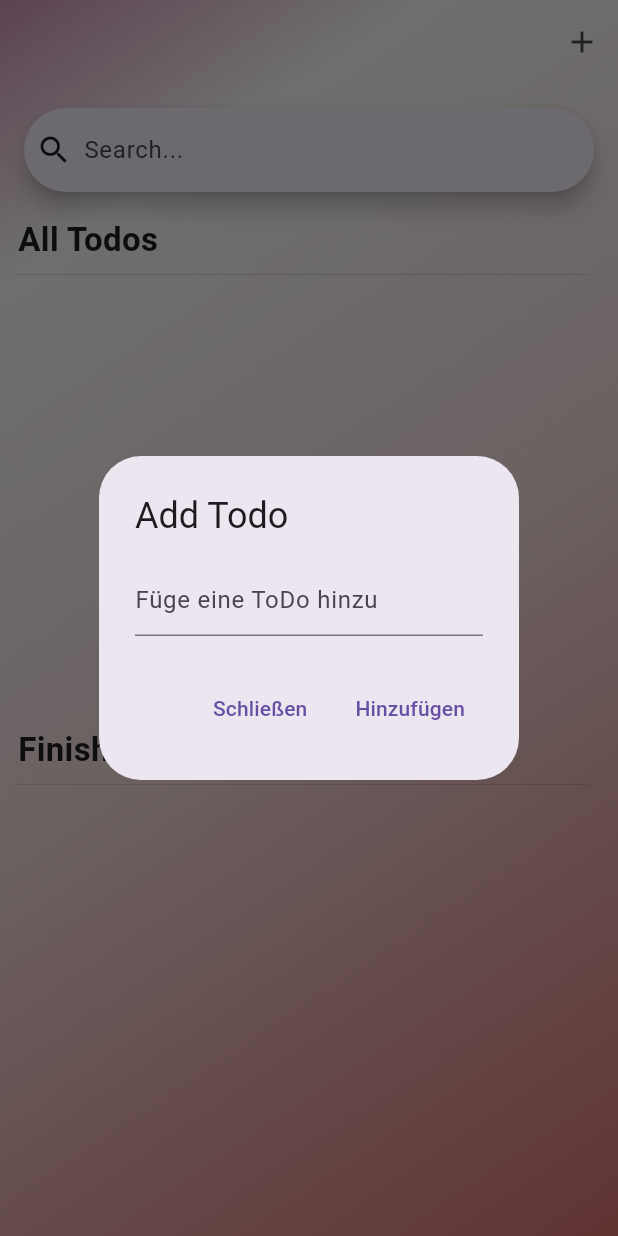
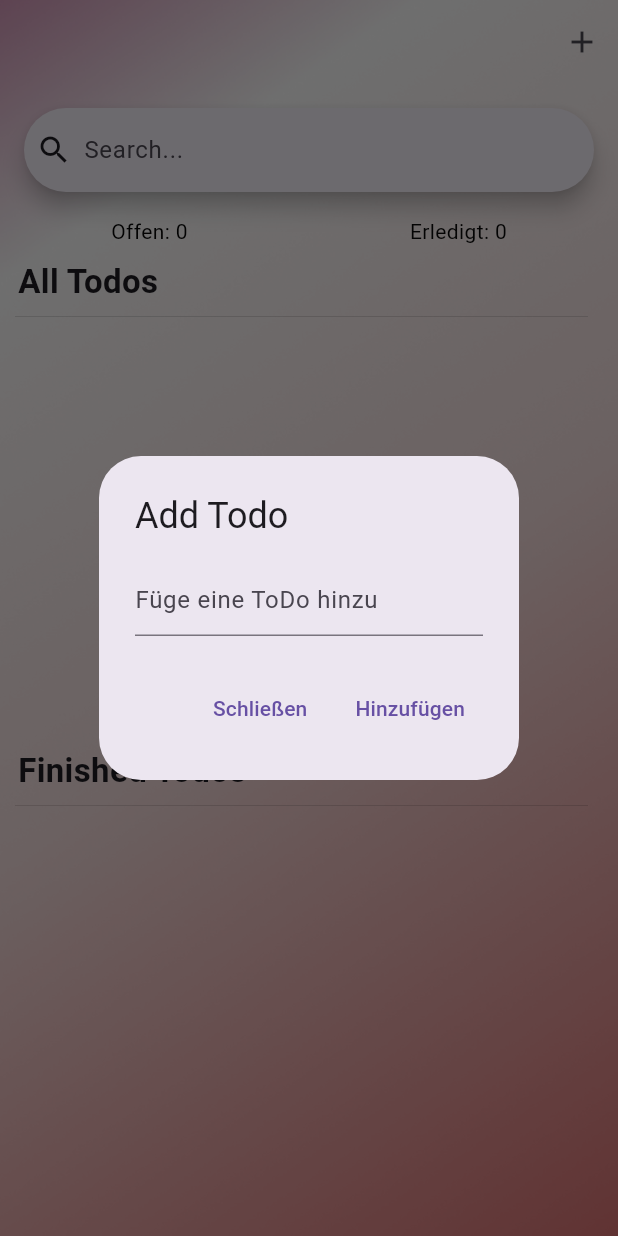
Before and after one commit to Merhinio/todo, a Flutter app: the screen it shows after launch, after a tap on the "add" icon, on a phone screen of 412 x 824 dp. Run offline on Flutter 3.47's test engine with Material 3 defaults, Android fonts, the phone set to English and light mode, and no system bars; our stand-ins replace shared_preferences.

```diff
--- a/lib/Presentation/home.dart
+++ b/lib/Presentation/home.dart
@@ -1,38 +1,29 @@
 import 'package:flutter/material.dart';
-import 'package:todo/Repository/repository.dart';
+
+import 'package:todo/Repository/todo_provider.dart';
 import 'package:todo/models/todo.dart';
 import 'package:todo/styles/customstyle.dart';
 import 'package:intl/intl.dart';
 import 'package:provider/provider.dart';
 
-
-
 import 'package:todo/styles/textstyle.dart';
+import 'package:todo/widgets/todo_count.dart';
 
 class MyHome extends StatefulWidget {
-  const MyHome({super.key});
+  @override
+  State<MyHome> createState() => _MyHomeState();
+}
+
+class _MyHomeState extends State<MyHome> {
+  final TextEditingController todoController = TextEditingController();
 
   @override
-  State<MyHome> createState() => _MyHomeState();
-
+  void initState() {
+    super.initState();
+    Provider.of<TodoProvider>(context, listen: false).loadTodos();
   }
 
-
-class _MyHomeState extends State<MyHome> {
-  TextEditingController todoController = TextEditingController();
-
-
-
-
-
-
-  @override
-  void dispose() {
-    todoController.dispose();
-    super.dispose();
-  }
-
-  void alertDialog() {
+  void alertDialog(BuildContext context) {
     showDialog(
       context: context,
       builder: (BuildContext context) => AlertDialog(
@@ -55,26 +46,34 @@ class _MyHomeState extends State<MyHome> {
           ),
           TextButton(
             onPressed: () {
-                      setState(() {
               final newTodo = Todo(
                 title: todoController.text,
                 creationDate: DateTime.now(),
               );
-                        context.read<TodoProvider>().addTodo(newTodo);
+              Provider.of<TodoProvider>(context, listen: false)
+                  .addTodo(newTodo);
               todoController.clear();
               Navigator.of(context).pop();
-                      });
             },
-                    child: const Text('Hinzufügen'))
+            child: const Text('Hinzufügen'),
+          ),
         ],
-            ));
+      ),
+    );
   }
 
   @override
   Widget build(BuildContext context) {
-    final todoProvider = context.watch<TodoProvider>();
+    final todoProvider = Provider.of<TodoProvider>(context);
+    final createdTodos =
+        todoProvider.todos.where((todo) => !todo.isDone).toList();
+    final finishedTodos =
+        todoProvider.todos.where((todo) => todo.isDone).toList();
+    int openTodosCount = todoProvider.openTodosCount;
+    int completedTodosCount = todoProvider.completedTodosCount;
 
-    return Stack(children: [
+    return Stack(
+      children: [
         Container(
           decoration: customBackground,
         ),
@@ -85,7 +84,7 @@ class _MyHomeState extends State<MyHome> {
             actions: [
               IconButton(
                 icon: const Icon(Icons.add),
-              onPressed: alertDialog,
+                onPressed: () => alertDialog(context),
               ),
             ],
           ),
@@ -98,6 +97,10 @@ class _MyHomeState extends State<MyHome> {
                   hintText: 'Search...',
                   leading: Icon(Icons.search),
                 ),
+              ),
+              TodoCountRow(
+                openTodosCount: openTodosCount,
+                completedTodosCount: completedTodosCount,
               ),
               Padding(
                 padding: const EdgeInsets.symmetric(horizontal: 12.0),
@@ -112,33 +115,27 @@ class _MyHomeState extends State<MyHome> {
                 endIndent: 20,
                 indent: 10,
               ),
-            Consumer<TodoProvider>(
-              builder: (context, todoProvider, child) {
-                return Expanded(
+              Expanded(
                 child: ListView.builder(
-                    itemCount: todoProvider.createdTodos.length,
+                  itemCount: createdTodos.length,
                   itemBuilder: (context, index) {
-                      final item = todoProvider.createdTodos[index];
-                      String formattedDate = DateFormat('yyyy-MM-dd – kk:mm').format(item.creationDate);
+                    final item = createdTodos[index];
                     return ListTile(
                       title: Text(item.title),
-                        subtitle: Text('Erstellt am: $formattedDate'),
+                      subtitle: Text(
+                        item.finishDate != null
+                            ? 'Erledigt am: ${(item.finishDate!)} ${(item.finishDate!)}'
+                            : 'Noch nicht erledigt',
+                      ),
                       trailing: Checkbox(
                         value: item.isDone,
                         onChanged: (value) {
-                            setState(() {
-                              item.isDone = value!;
-                              if (item.isDone) {
-                                todoProvider.finishTodo(item);
-                              }
-                            });
+                          todoProvider.setTodoStatus(item, value!);
                         },
                       ),
                     );
                   },
                 ),
-                );
-              },
               ),
               Padding(
                 padding: const EdgeInsets.symmetric(horizontal: 12.0),
@@ -153,37 +150,30 @@ class _MyHomeState extends State<MyHome> {
                 endIndent: 20,
                 indent: 10,
               ),
-            Consumer<TodoProvider>(
-              builder: (context, todoProvider, child) {
-                return Expanded(
+              Expanded(
                 child: ListView.builder(
-                    itemCount: todoProvider.finishedTodos.length,
+                  itemCount: finishedTodos.length,
                   itemBuilder: (context, index) {
-                      final item = todoProvider.finishedTodos[index];
-                      String formattedDate = DateFormat('yyyy-MM-dd – kk:mm').format(item.creationDate);
+                    final item = finishedTodos[index];
+                    String formattedDate = DateFormat('yyyy-MM-dd – kk:mm')
+                        .format(item.creationDate);
                     return ListTile(
                       title: Text(item.title),
-                        subtitle: Text('Erstellt am: $formattedDate'),
+                      subtitle: Text('Erledigt am: $formattedDate'),
                       trailing: Checkbox(
                         value: item.isDone,
                         onChanged: (value) {
-                            setState(() {
-                              item.isDone = value!;
-                              if (!item.isDone) {
-                                todoProvider.addTodo(item);
-                              }
-                            });
+                          todoProvider.setTodoStatus(item, value!);
                         },
                       ),
                     );
                   },
                 ),
-                );
-              },
               ),
             ],
           ),
         ),
-    ]);
+      ],
+    );
   }
 }
--- /dev/null
+++ b/lib/Repository/todo_storage.dart
@@ -0,0 +1,28 @@
+import 'dart:convert';
+import 'package:shared_preferences/shared_preferences.dart';
+import 'package:todo/models/todo.dart';
+
+
+class TodoStorage {
+  Future<List<Todo>> getTodos() async {
+    final prefs = await SharedPreferences.getInstance();
+    final todoString = prefs.getString('todo');
+    if (todoString == null) return [];
+
+    final decodedJson = jsonDecode(todoString);
+    if (decodedJson is List) {
+      return decodedJson.map((e) => Todo.fromJson(e)).toList();
+    } else if (decodedJson is Map<String, dynamic>) {
+      return [Todo.fromJson(decodedJson)];
+    } else {
+      return [];
+    }
+  }
+
+  Future<void> saveTodos(List<Todo> todos) async {
+    final prefs = await SharedPreferences.getInstance();
+    final jsonList = todos.map((e) => e.toJson()).toList();
+    final jsonString = jsonEncode(jsonList);
+    await prefs.setString('todo', jsonString);
+  }
+}
--- a/lib/app.dart
+++ b/lib/app.dart
@@ -9,7 +9,7 @@ class MainApp extends StatelessWidget {
 
   @override
   Widget build(BuildContext context) {
-    return   const MaterialApp(
+    return  MaterialApp(
       debugShowCheckedModeBanner: false,
       home: MyHome(),
     );
--- a/lib/main.dart
+++ b/lib/main.dart
@@ -1,8 +1,8 @@
 import 'package:flutter/material.dart';
 import 'package:todo/Presentation/home.dart';
-import 'package:todo/Repository/repository.dart';
+import 'package:todo/Repository/todo_provider.dart';
 import 'package:provider/provider.dart';
 
 void main() {
-  runApp(ChangeNotifierProvider(create: (context) => TodoProvider(), child: MaterialApp(home: MyHome(), debugShowCheckedModeBanner: false)));
+  runApp(ChangeNotifierProvider(create: (context) => TodoProvider(), child:  MaterialApp(home: MyHome(), debugShowCheckedModeBanner: false)));
 }
--- a/lib/models/todo.dart
+++ b/lib/models/todo.dart
@@ -1,14 +1,22 @@
 class Todo {
   String title;
   DateTime creationDate;
-  DateTime? finishDate;
   bool isDone;
+  DateTime? finishDate; // Hier hinzugefügt
 
-  Todo({
-    required this.title,
-    required this.creationDate,
-   this.finishDate,
-    this.isDone = false,
-  });
+  Todo({required this.title, required this.creationDate, this.isDone = false, this.finishDate});
 
+  Map<String, dynamic> toJson() => {
+    'title': title,
+    'creationDate': creationDate.toIso8601String(),
+    'isDone': isDone,
+    'finishDate': finishDate?.toIso8601String(), // Hier hinzugefügt
+  };
+
+  factory Todo.fromJson(Map<String, dynamic> json) => Todo(
+    title: json['title'],
+    creationDate: DateTime.parse(json['creationDate']),
+    isDone: json['isDone'],
+    finishDate: json['finishDate'] != null ? DateTime.parse(json['finishDate']) : null, // Hier hinzugefügt
+  );
 }
--- /dev/null
+++ b/lib/widgets/todo_count.dart
@@ -0,0 +1,34 @@
+import 'package:flutter/material.dart';
+
+class TodoCountRow extends StatelessWidget {
+  final int openTodosCount;
+  final int completedTodosCount;
+  const TodoCountRow({
+    super.key,
+    required this.openTodosCount,
+    required this.completedTodosCount,
+  });
+  @override
+  Widget build(BuildContext context) {
+    return Padding(
+      padding: const EdgeInsets.only(bottom: 8.0),
+      child: Row(
+        mainAxisAlignment: MainAxisAlignment.spaceAround,
+        children: [
+          Text(
+            'Offen: $openTodosCount',
+            style: const TextStyle(
+              color: Color.fromARGB(255, 4, 4, 4),
+            ),
+          ),
+          Text(
+            'Erledigt: $completedTodosCount',
+            style: const TextStyle(
+              color: Color.fromARGB(255, 7, 7, 7),
+            ),
+          ),
+        ],
+      ),
+    );
+  }
+}
--- a/pubspec.yaml
+++ b/pubspec.yaml
@@ -11,6 +11,7 @@ dependencies:
     sdk: flutter
   intl: ^0.17.0
   provider: ^6.1.2
+  shared_preferences: ^2.2.3
 
 
 dev_dependencies:
```
Also changed, not shown: lib/Repository/repository.dart (deleted, +0 -25 lines), lib/Repository/todo_provider.dart (added, +69 -0 lines), pubspec.lock, 10 other files. Lines whose indentation alone changed are shown as unchanged.
